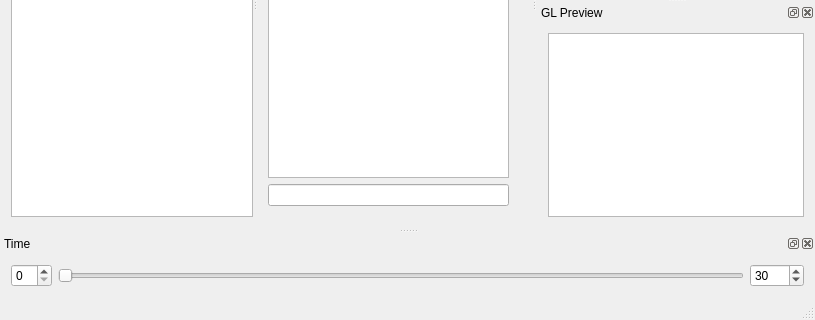
Before: the Qt Designer form app/mainwindow.ui in pgregory/giselle, drawn with Qt 5; both pictures show x 0 to 815 and y 277 to 597 of the 815 by 597 pixel window.
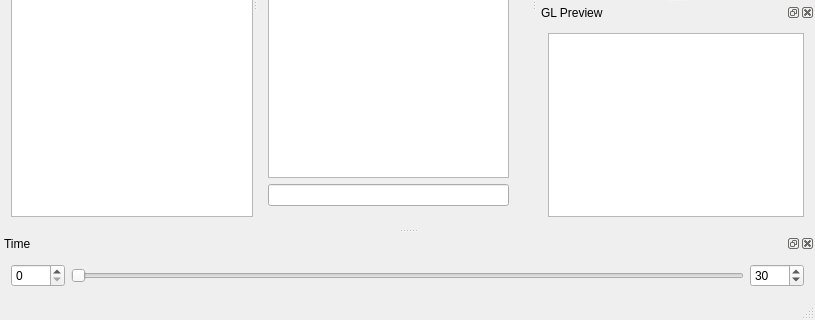
After: the same form once the commit is applied. Custom widgets are drawn as their Qt base class.

```diff
--- a/app/mainwindow.ui
+++ b/app/mainwindow.ui
@@ -206,9 +206,17 @@
     <number>8</number>
    </attribute>
    <widget class="QWidget" name="dockWidgetContents_3">
+    <layout class="QHBoxLayout" name="horizontalLayout_5">
+     <item>
     <layout class="QHBoxLayout" name="horizontalLayout_4">
      <item>
       <widget class="QSpinBox" name="timeMin">
+         <property name="keyboardTracking">
+          <bool>false</bool>
+         </property>
+         <property name="maximum">
+          <number>9999</number>
+         </property>
        <property name="value">
         <number>0</number>
        </property>
@@ -233,6 +241,8 @@
         <number>30</number>
        </property>
       </widget>
+       </item>
+      </layout>
      </item>
     </layout>
    </widget>
```
Left out of the diff: 10 changed lines with no effect on the pictures. Lines whose indentation alone changed are shown as unchanged.
